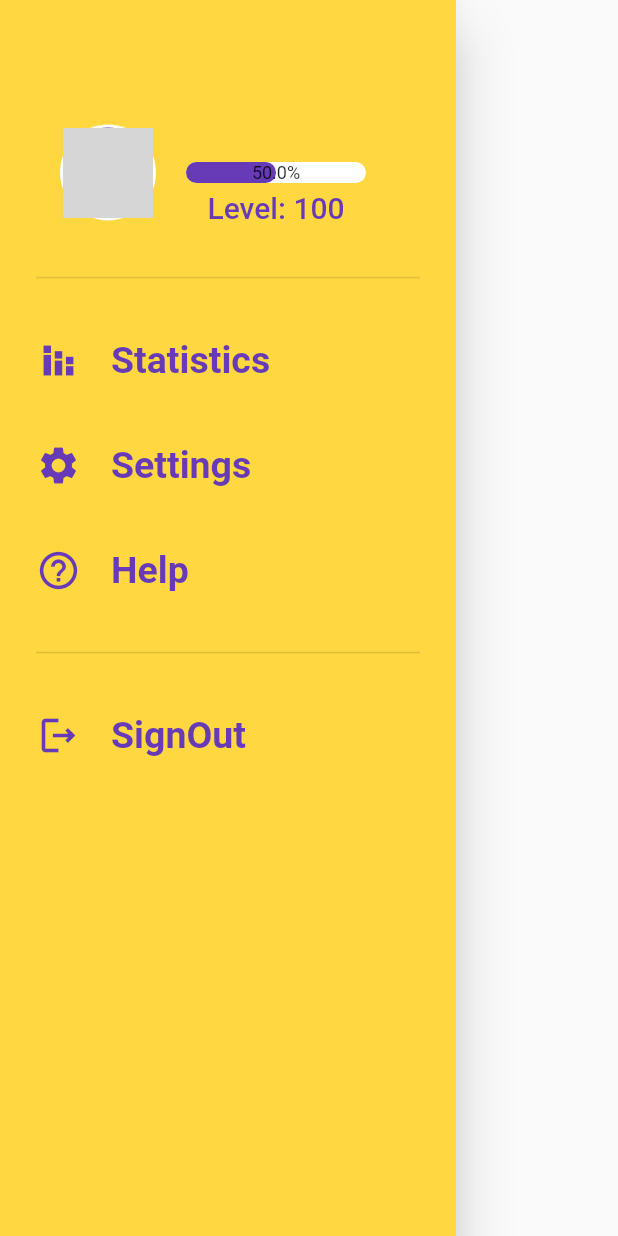
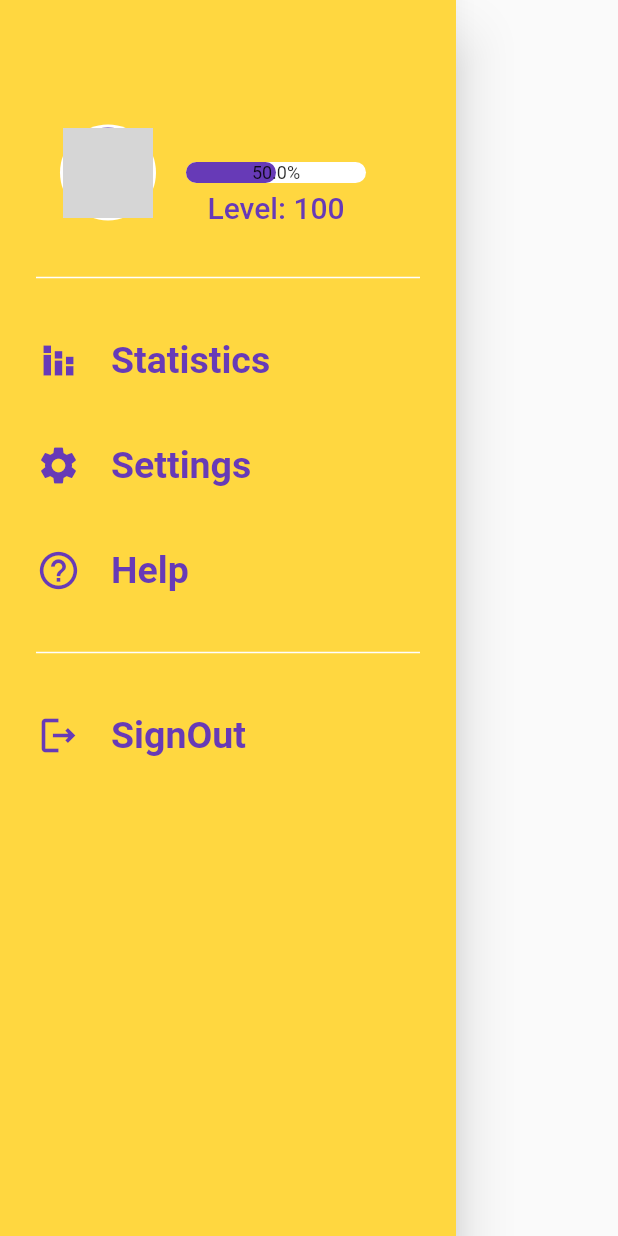
Before and after one commit to devabdu/win_money_game, a Flutter app: the NavigationDrawerWidget widget shown alone on an empty page, opened directly, on a phone screen of 412 x 824 dp. Run offline on Flutter 3.47's test engine with Material 2 defaults, Android fonts, the phone set to English and light mode, and no system bars; drawn by our look-alikes of percent_indicator; our stand-ins replace animated_splash_screen, carousel_slider, equatable, firebase_auth, firebase_core, font_awesome_flutter and 3 more; missing offline and left inert: flutter_chess_board; accounts and stored records are empty; network calls fail; grey boxes are pictures that could not be loaded.

Commit message:
solve error

```diff
--- a/lib/modules/NavigatorDrawer/navigation_drawer_widget.dart
+++ b/lib/modules/NavigatorDrawer/navigation_drawer_widget.dart
@@ -33,6 +33,7 @@ class NavigationDrawerWidget extends StatelessWidget {
               const Divider(
                 thickness: 1,
                 height: 10,
+                color: Colors.white,
               ),
               const SizedBox(
                 height: 30,
@@ -63,6 +64,7 @@ class NavigationDrawerWidget extends StatelessWidget {
               const Divider(
                 thickness: 1,
                 height: 10,
+                color: Colors.white,
               ),
               const SizedBox(
                 height: 30,
@@ -125,12 +127,15 @@ class NavigationDrawerWidget extends StatelessWidget {
             const SizedBox(
               width: 10,
             ),
-            Column(
+            Expanded(
+              child: Column(
                 crossAxisAlignment: CrossAxisAlignment.center,
                 mainAxisAlignment: MainAxisAlignment.start,
                 children:  [
                   Text(
                     user.displayName!,
+                    maxLines: 1,
+                    overflow: TextOverflow.ellipsis,
                     style: TextStyle(
                       color: Colors.deepPurple,
                       fontSize: 20,
@@ -166,6 +171,7 @@ class NavigationDrawerWidget extends StatelessWidget {
                   ),
                 ],
               ),
+            ),
           ],
         ),
       ),
```
Lines whose indentation alone changed are shown as unchanged.
